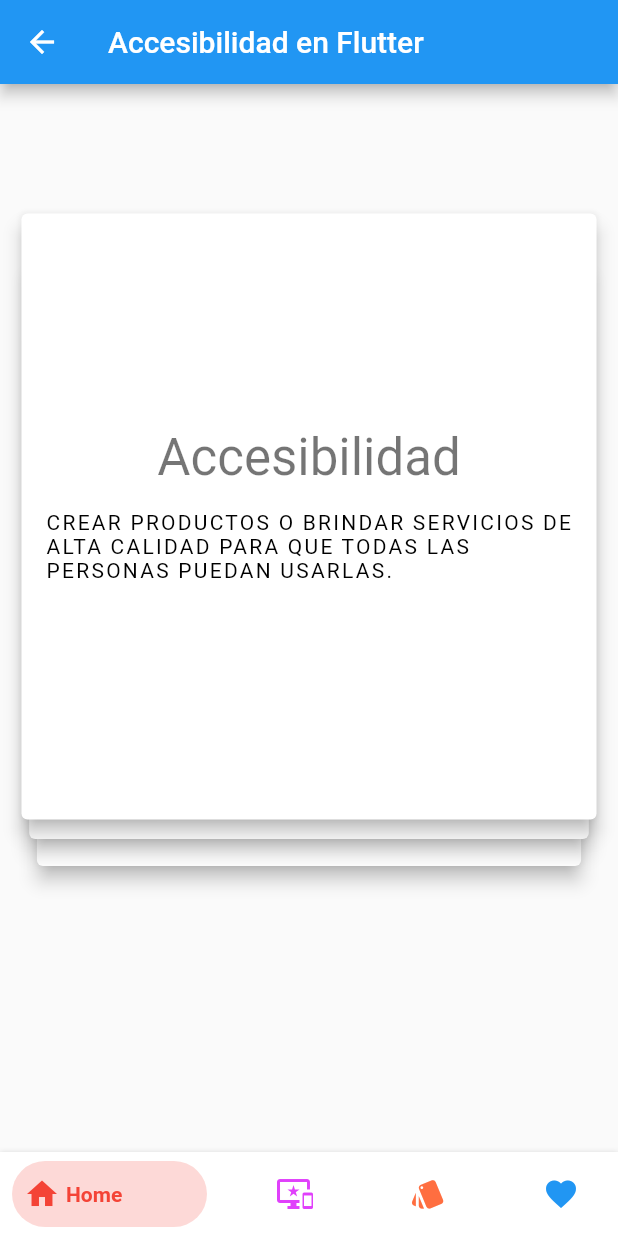
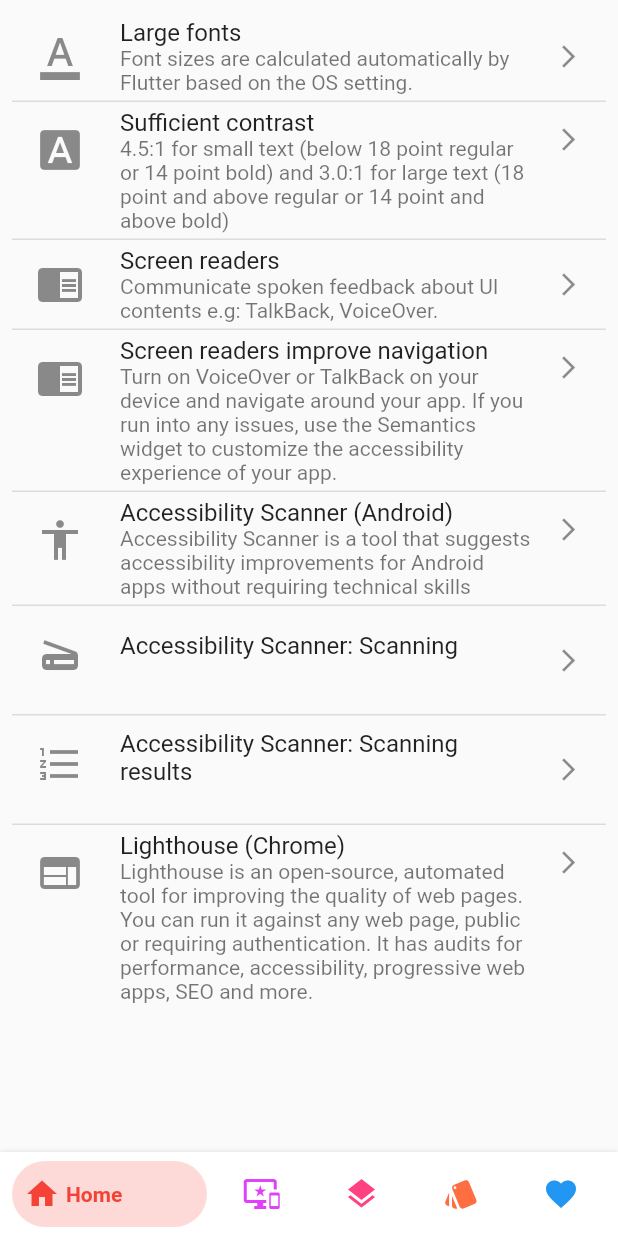
Before and after one commit to juanagu/flutter-accessibility, a Flutter app: the RootPage screen opened by its route, swiped to page 2, on a phone screen of 412 x 824 dp. Run offline on Flutter 3.47's test engine with Material 2 defaults, Android fonts, the phone set to English and light mode, and no system bars; drawn by our look-alikes of bottom_navy_bar, flutter_tindercard; our stand-ins replace carousel_slider, shimmer; missing offline and left inert: intro_views_flutter.

Commit message:
version GDG Formosa

```diff
--- a/lib/application/routes/routes_factory.dart
+++ b/lib/application/routes/routes_factory.dart
@@ -1,5 +1,6 @@
 import 'package:accessibilityapp/features/home/root_page.dart';
-import 'package:accessibilityapp/features/on_boarding/introduction_page.dart';
+import 'package:accessibilityapp/features/on_boarding/on_boarding_page.dart';
+import 'package:accessibilityapp/features/testing_tools/contrast_samples_page.dart';
 import 'package:accessibilityapp/features/themes_samples/typographics/typographic_types_page.dart';
 import 'package:flutter/material.dart';
 
@@ -8,9 +9,10 @@ import 'routes_name.dart';
 class RoutesFactory {
   Map<String, WidgetBuilder> createDefaults() {
     return {
-      RoutesName.initial: (context) => IntroductionPage(),
+      RoutesName.initial: (context) => OnBoardingPage(),
       RoutesName.home: (context) => RootPage(),
       RoutesName.typographic_types: (context) => TypographicTypesPage(),
+      RoutesName.contrast_samples: (context) => ContrastSamplePage(),
     };
   }
 }
--- a/lib/application/routes/routes_name.dart
+++ b/lib/application/routes/routes_name.dart
@@ -2,4 +2,5 @@ abstract class RoutesName {
   static const String initial = '/';
   static const String home = 'home';
   static const String typographic_types = 'typographictypes';
+  static const String contrast_samples = 'contrastsamples';
 }
--- a/lib/features/get_widget_catalog/widget_catalog_grid.dart
+++ b/lib/features/get_widget_catalog/widget_catalog_grid.dart
@@ -48,14 +48,14 @@ class _WidgetCatalogGridState extends State<WidgetCatalogGrid> {
 
   Widget _buildGrid() {
     return SliverStaggeredGrid.countBuilder(
-      crossAxisCount: 4,
+      crossAxisCount: 2,
       itemCount: _catalogWidgets.length,
       itemBuilder: (BuildContext context, int index) => WidgetCatalogGridItem(
         widgetCatalogView: _catalogWidgets[index],
       ),
       mainAxisSpacing: 4.0,
       crossAxisSpacing: 4.0,
-      staggeredTileBuilder: (int) => StaggeredTile.count(2, 2),
+      staggeredTileBuilder: (int) => StaggeredTile.fit(1),
     );
   }
 }
--- a/lib/features/home/root_page.dart
+++ b/lib/features/home/root_page.dart
@@ -1,3 +1,5 @@
+import 'package:accessibilityapp/common/utils/url_launcher_utils.dart';
+import 'package:accessibilityapp/features/testing_tools/testing_tools_page.dart';
 import 'package:accessibilityapp/features/themes_samples/themes_samples_page.dart';
 import 'package:flutter/foundation.dart' show kIsWeb;
 import 'package:accessibilityapp/features/accessibility_information_cards/information_cards_page.dart';
@@ -39,6 +41,7 @@ class _RootPageState extends State<RootPage> {
         controller: _pageController,
         children: [
           HomePage(),
+          TestingToolsPage(),
           InformationCardsPage(),
           ThemesSamplesPage(),
           ThanksToPage(),
@@ -75,7 +78,13 @@ class _RootPageState extends State<RootPage> {
         BottomNavyBarItem(
           icon: Icon(Icons.important_devices),
           title: Text('Tools'),
-            activeColor: Colors.purpleAccent),
+          activeColor: Colors.purpleAccent,
+        ),
+        BottomNavyBarItem(
+          icon: Icon(Icons.layers),
+          title: Text('Cards'),
+          activeColor: Colors.pinkAccent,
+        ),
         BottomNavyBarItem(
           icon: Icon(Icons.style),
           title: Text('Themes'),
@@ -94,7 +103,23 @@ class _RootPageState extends State<RootPage> {
     if (kIsWeb) {
       return Drawer(
         child: ListView(children: [
-          DrawerHeader(
+          _buildDrawerHeader(context),
+          _buildDrawerItem(Icons.home, 'Home', 0),
+          _buildDrawerItem(Icons.important_devices, 'Tools', 1),
+          _buildDrawerItem(Icons.layers, 'Cards', 2),
+          _buildDrawerItem(Icons.style, 'Themes', 3),
+          _buildDrawerItem(Icons.favorite, 'Thanks', 4),
+        ]),
+      );
+    }
+
+    return null;
+  }
+
+  Widget _buildDrawerHeader(BuildContext context) {
+    return GestureDetector(
+      onTap: () => UrlLauncherUtils.openUrl('https://github.com/juanagu'),
+      child: DrawerHeader(
         child: Padding(
           padding: const EdgeInsets.all(4.0),
           child: Row(
@@ -117,15 +142,7 @@ class _RootPageState extends State<RootPage> {
           ),
         ),
       ),
-          _buildDrawerItem(Icons.home, 'Home', 0),
-          _buildDrawerItem(Icons.important_devices, 'Tools', 1),
-          _buildDrawerItem(Icons.style, 'Themes', 2),
-          _buildDrawerItem(Icons.favorite, 'Thanks', 3),
-        ]),
     );
-    }
-
-    return null;
   }
 
   ListTile _buildDrawerItem(IconData iconData, String title, int index) {
--- /dev/null
+++ b/lib/features/on_boarding/on_boarding_page.dart
@@ -0,0 +1,158 @@
+import 'package:accessibilityapp/application/routes/routes_name.dart';
+import 'package:flutter/material.dart';
+import 'package:flutter/rendering.dart';
+import 'package:intro_views_flutter/Models/page_view_model.dart';
+import 'package:intro_views_flutter/intro_views_flutter.dart';
+
+import 'onboarding_fake_repository.dart';
+import 'on_boarding_view_dto.dart';
+
+class OnBoardingPage extends StatefulWidget {
+  @override
+  _OnBoardingPageState createState() => _OnBoardingPageState();
+}
+
+class _OnBoardingPageState extends State<OnBoardingPage> {
+  List<OnBoardingViewDto> introPageViews;
+
+  @override
+  void initState() {
+    super.initState();
+    introPageViews = OnBoardingFakeRepository().getAll();
+  }
+
+  @override
+  Widget build(BuildContext context) {
+    return _buildIntros();
+  }
+
+  PageViewModel _buildPage(OnBoardingViewDto introPageView) {
+    return PageViewModel(
+      pageColor: introPageView.pageColor,
+      bubble: _buildBubble(introPageView),
+      body: _buildBody(introPageView),
+      bodyTextStyle: Theme.of(context).textTheme.headline6.copyWith(
+            color: Colors.white,
+          ),
+      title: _buildTitle(introPageView),
+      mainImage: ExcludeSemantics(
+        child: _buildMainImage(introPageView),
+      ),
+    );
+  }
+
+  Widget _buildBubble(OnBoardingViewDto introPageView) {
+    return Icon(
+      introPageView.bubbleIconData,
+      color: Colors.black54,
+    );
+  }
+
+  Widget _buildTitle(OnBoardingViewDto introPageView) {
+    return Semantics(
+      focused: true,
+      sortKey: OrdinalSortKey(0),
+      child: Text(
+        introPageView.titleText,
+        textAlign: TextAlign.center,
+      ),
+    );
+  }
+
+  Widget _buildBody(OnBoardingViewDto introPageView) {
+    return Semantics(
+      sortKey: OrdinalSortKey(1),
+      child: Text(
+        introPageView.bodyText,
+      ),
+    );
+  }
+
+  Widget _buildMainImage(OnBoardingViewDto introPageView) {
+    var size = MediaQuery.of(context).size.width * 0.75;
+    return CircleAvatar(
+      radius: size,
+      backgroundColor: Colors.transparent,
+      child: ClipRRect(
+        borderRadius: BorderRadius.circular(size),
+        child: Image.network(
+          introPageView.mainImageUrl,
+          fit: BoxFit.cover,
+          height: size,
+          width: size,
+        ),
+      ),
+    );
+  }
+
+  Widget _buildIntros() {
+    return Semantics(
+      label: 'Introducción de presentación',
+      hint: 'Presionar para omitir y comenzar a usar la aplicación',
+      explicitChildNodes: true,
+      onTap: _onDoneTapped,
+      child: IntroViewsFlutter(
+        introPageViews.map(_buildPage).toList(),
+        showNextButton: true,
+        showBackButton: true,
+        doneText: _buildDoneText(),
+        skipText: _buildSkipText(),
+        nextText: _buildIconButton(
+          Icons.navigate_next,
+          'Siguiente',
+        ),
+        backText: _buildIconButton(
+          Icons.navigate_before,
+          'Volver',
+        ),
+        onTapDoneButton: _onDoneTapped,
+        pageButtonTextStyles: TextStyle(
+          color: Colors.white,
+          fontSize: 18.0,
+        ),
+      ),
+    );
+  }
+
+  Widget _buildDoneText() {
+    return Padding(
+      padding: EdgeInsets.all(2.0),
+      child: Text('COMENZAR'),
+    );
+  }
+
+  Widget _buildSkipText() {
+    return ExcludeSemantics(
+      child: Padding(
+        padding: EdgeInsets.all(2.0),
+        child: Text('OMITIR'),
+      ),
+    );
+  }
+
+  void _onDoneTapped() {
+    Navigator.pushReplacementNamed(context, RoutesName.home);
+  }
+
+  Widget _buildIconButton(
+    IconData iconData,
+    String semanticLabel,
+  ) {
+    return Semantics(
+      label: semanticLabel,
+      button: true,
+      excludeSemantics: true,
+      child: SizedBox(
+        width: 48.0,
+        height: 48.0,
+        child: Center(
+          child: Icon(
+            iconData,
+            size: 32.0,
+            color: Colors.white,
+          ),
+        ),
+      ),
+    );
+  }
+}
--- a/lib/features/on_boarding/intro_page_view.dart
+++ b/lib/features/on_boarding/on_boarding_view_dto.dart
@@ -1,13 +1,13 @@
 import 'package:flutter/material.dart';
 
-class IntroPageView {
+class OnBoardingViewDto {
   final Color pageColor;
   final String titleText;
   final String bodyText;
   final IconData bubbleIconData;
   final String mainImageUrl;
 
-  IntroPageView(
+  OnBoardingViewDto(
     this.pageColor,
     this.titleText,
     this.bodyText,
--- /dev/null
+++ b/lib/features/testing_tools/accessibility_info_fake_repository.dart
@@ -0,0 +1,58 @@
+import 'package:accessibilityapp/features/testing_tools/accessibility_info_view_dto.dart';
+import 'package:flutter/material.dart';
+
+class AccessibilityInfoFakeRepository {
+  List<AccessibilityInfoViewDto> getAll() {
+    return [
+      AccessibilityInfoViewDto(
+        'Large fonts',
+        'Font sizes are calculated automatically by Flutter based on the OS setting.',
+        Icons.format_color_text,
+        'https://drive.google.com/file/d/1FMtNa8iJDi68jlZBg3o6ZJk7pwv-XWOq/view?usp=sharing',
+      ),
+      AccessibilityInfoViewDto(
+        'Sufficient contrast',
+        '4.5:1 for small text (below 18 point regular or 14 point bold) and 3.0:1 for large text (18 point and above regular or 14 point and above bold)',
+        Icons.font_download,
+        '',
+        route: 'contrastsamples',
+      ),
+      AccessibilityInfoViewDto(
+        'Screen readers',
+        'Communicate spoken feedback about UI contents e.g: TalkBack, VoiceOver.',
+        Icons.chrome_reader_mode,
+        'https://drive.google.com/file/d/1y0H3WU-2KPWPVxm9_7gKREicR729S-Oq/view?usp=sharing',
+      ),
+      AccessibilityInfoViewDto(
+        'Screen readers improve navigation',
+        'Turn on VoiceOver or TalkBack on your device and navigate around your app. If you run into any issues, use the Semantics widget to customize the accessibility experience of your app.',
+        Icons.chrome_reader_mode,
+        'https://drive.google.com/file/d/14TI4Wztz3Nyq2FnFAS9Vgf-mLV3p06Xk/view?usp=sharing',
+      ),
+      AccessibilityInfoViewDto(
+        'Accessibility Scanner (Android)',
+        'Accessibility Scanner is a tool that suggests accessibility improvements for Android apps without requiring technical skills',
+        Icons.accessibility,
+        'https://play.google.com/store/apps/details?id=com.google.android.apps.accessibility.auditor&hl=en',
+      ),
+      AccessibilityInfoViewDto(
+        'Accessibility Scanner: Scanning',
+        '',
+        Icons.scanner,
+        'https://drive.google.com/file/d/1rT_bJYenZUHPgVFv2l1Vg-ktTTexx3-D/view?usp=sharing',
+      ),
+      AccessibilityInfoViewDto(
+        'Accessibility Scanner: Scanning results',
+        '',
+        Icons.format_list_numbered,
+        'https://drive.google.com/file/d/1KDxihEoqKIOdlszsKIP37nIsi1nkhSky/view?usp=sharing',
+      ),
+      AccessibilityInfoViewDto(
+        'Lighthouse (Chrome)',
+        'Lighthouse is an open-source, automated tool for improving the quality of web pages. You can run it against any web page, public or requiring authentication. It has audits for performance, accessibility, progressive web apps, SEO and more.',
+        Icons.web,
+        'https://drive.google.com/file/d/1fEziOn5N5ZJPrU5olEVct5o0w1KrfLsQ/view?usp=sharing',
+      ),
+    ];
+  }
+}
--- /dev/null
+++ b/lib/features/testing_tools/accessibility_info_view_dto.dart
@@ -0,0 +1,13 @@
+import 'package:flutter/material.dart';
+
+class AccessibilityInfoViewDto {
+  final String title;
+  final String description;
+  final IconData iconData;
+  final String deepLink;
+  final String route;
+
+  AccessibilityInfoViewDto(
+      this.title, this.description, this.iconData, this.deepLink,
+      {this.route = ''});
+}
--- /dev/null
+++ b/lib/features/testing_tools/testing_tools_page.dart
@@ -0,0 +1,65 @@
+import 'package:accessibilityapp/common/utils/url_launcher_utils.dart';
+import 'package:accessibilityapp/features/testing_tools/accessibility_info_view_dto.dart';
+import 'package:accessibilityapp/features/testing_tools/accessibility_info_fake_repository.dart';
+import 'package:flutter/material.dart';
+
+class TestingToolsPage extends StatelessWidget {
+  final List<AccessibilityInfoViewDto> items =
+      AccessibilityInfoFakeRepository().getAll();
+
+  @override
+  Widget build(BuildContext context) {
+    return Scaffold(
+      body: SafeArea(
+        child: _buildBody(),
+      ),
+    );
+  }
+
+  Widget _buildBody() {
+    return Padding(
+      padding: const EdgeInsets.all(8.0),
+      child: ListView.separated(
+        itemCount: items.length,
+        itemBuilder: _buildItem,
+        separatorBuilder: (context, index) => Container(
+          height: 1,
+          width: double.infinity,
+          color: Theme.of(context).dividerColor,
+        ),
+      ),
+    );
+  }
+
+  Widget _buildItem(BuildContext context, int index) {
+    var item = items[index];
+    return ListTile(
+      leading: Icon(
+        item.iconData,
+        size: 32.0,
+      ),
+      title: Text(
+        item.title,
+      ),
+      subtitle: Text(
+        item.description,
+      ),
+      trailing: Icon(
+        Icons.arrow_forward_ios,
+        size: 18.0,
+      ),
+      onTap: () => _onItemTapped(item, context),
+    );
+  }
+
+  void _onItemTapped(
+    AccessibilityInfoViewDto item,
+    BuildContext context,
+  ) {
+    if (item.route != null && item.route.isNotEmpty) {
+      Navigator.of(context).pushNamed(item.route);
+    } else {
+      UrlLauncherUtils.openUrl(item.deepLink);
+    }
+  }
+}
--- a/pubspec.yaml
+++ b/pubspec.yaml
@@ -49,9 +49,8 @@ flutter:
   uses-material-design: true
 
   # To add assets to your application, add an assets section, like this:
-  # assets:
-  #   - images/a_dot_burr.jpeg
-  #   - images/a_dot_ham.jpeg
+  #assets:
+     #- assets/images/
 
   # An image asset can refer to one or more resolution-specific "variants", see
   # https://flutter.dev/assets-and-images/#resolution-aware.
```
Also changed, not shown: lib/features/get_widget_catalog/widget_catalog_grid_item.dart (+19 -14 lines), lib/features/on_boarding/introduction_page.dart (deleted, +0 -110 lines), lib/features/on_boarding/onboarding_fake_repository.dart (renamed from lib/features/on_boarding/intro_fake_repository.dart, +8 -8 lines), lib/features/testing_tools/accessibility_info_item.dart (added, +44 -0 lines), lib/features/testing_tools/contrast_samples_page.dart (added, +44 -0 lines), 2 other files. Lines whose indentation alone changed are shown as unchanged.
